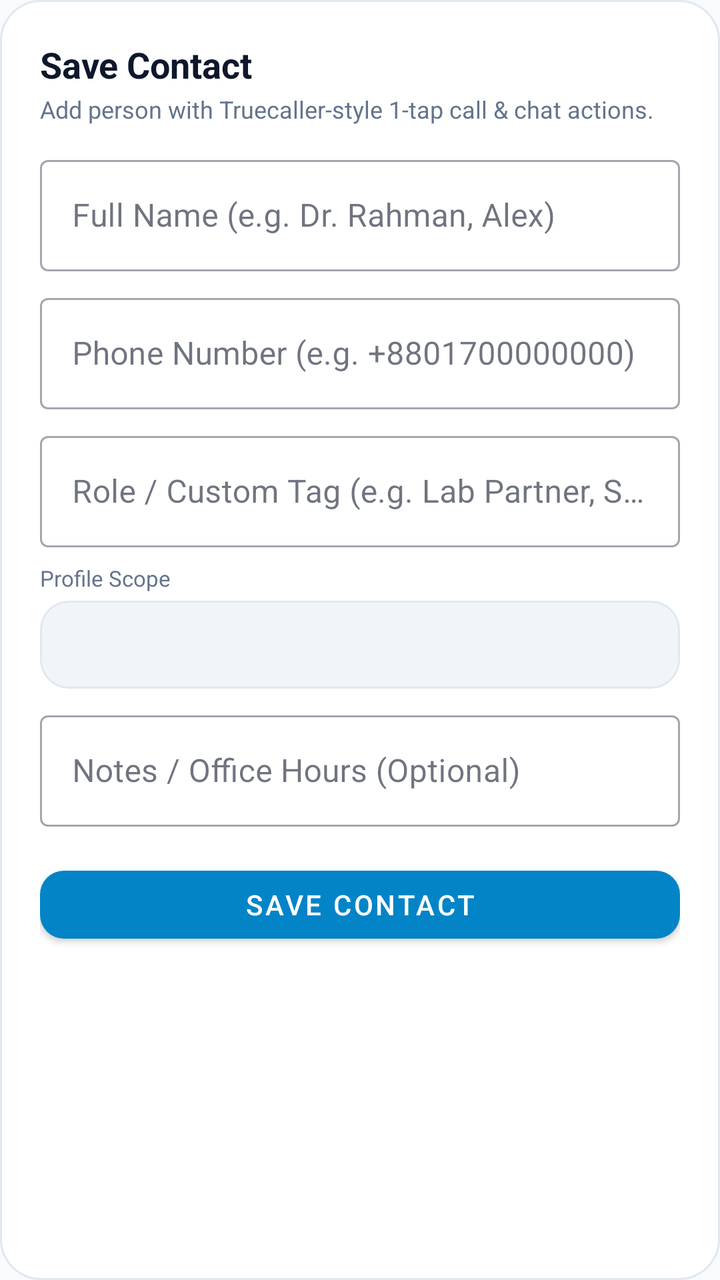
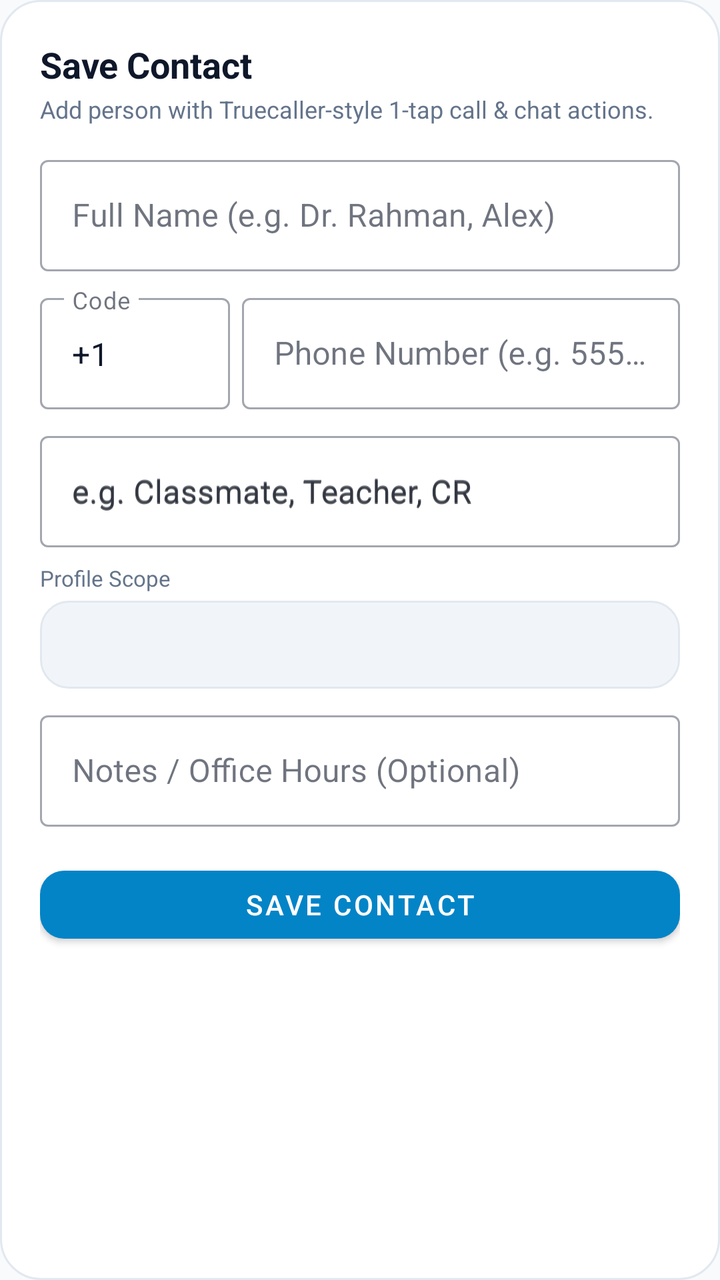

Screens rendered from an Android XML layout before and after an edit, with the pre-edit source and the edit as a unified diff.
<!-- AndroidManifest.xml: application theme Theme.LifeSync -->
<!-- res/layout/dialog_add_contact.xml -->
<?xml version="1.0" encoding="utf-8"?>
<LinearLayout xmlns:android="http://schemas.android.com/apk/res/android"
    xmlns:app="http://schemas.android.com/apk/res-auto"
    android:layout_width="match_parent"
    android:layout_height="wrap_content"
    android:background="@drawable/bg_dialog_glass"
    android:orientation="vertical"
    android:padding="20dp">

    <TextView
        android:layout_width="wrap_content"
        android:layout_height="wrap_content"
        android:text="Save Contact"
        android:textColor="@color/text_primary"
        android:textSize="18sp"
        android:textStyle="bold" />

    <TextView
        android:layout_width="wrap_content"
        android:layout_height="wrap_content"
        android:layout_marginTop="2dp"
        android:text="Add person with Truecaller-style 1-tap call &amp; chat actions."
        android:textColor="@color/text_secondary"
        android:textSize="12sp" />

    
    <com.google.android.material.textfield.TextInputLayout
        style="@style/Widget.MaterialComponents.TextInputLayout.OutlinedBox"
        android:layout_width="match_parent"
        android:layout_height="wrap_content"
        android:layout_marginTop="12dp"
        android:hint="Full Name (e.g. Dr. Rahman, Alex)">

        <com.google.android.material.textfield.TextInputEditText
            android:id="@+id/etContactName"
            android:layout_width="match_parent"
            android:layout_height="wrap_content" />
    </com.google.android.material.textfield.TextInputLayout>

    
    <com.google.android.material.textfield.TextInputLayout
        style="@style/Widget.MaterialComponents.TextInputLayout.OutlinedBox"
        android:layout_width="match_parent"
        android:layout_height="wrap_content"
        android:layout_marginTop="8dp"
        android:hint="Phone Number (e.g. +8801700000000)">

        <com.google.android.material.textfield.TextInputEditText
            android:id="@+id/etContactPhone"
            android:inputType="phone"
            android:layout_width="match_parent"
            android:layout_height="wrap_content" />
    </com.google.android.material.textfield.TextInputLayout>

    
    <com.google.android.material.textfield.TextInputLayout
        style="@style/Widget.MaterialComponents.TextInputLayout.OutlinedBox"
        android:layout_width="match_parent"
        android:layout_height="wrap_content"
        android:layout_marginTop="8dp"
        android:hint="Role / Custom Tag (e.g. Lab Partner, Senior, Client, CR)">

        <com.google.android.material.textfield.TextInputEditText
            android:id="@+id/etContactRole"
            android:layout_width="match_parent"
            android:layout_height="wrap_content" />
    </com.google.android.material.textfield.TextInputLayout>

    
    <LinearLayout
        android:layout_width="match_parent"
        android:layout_height="wrap_content"
        android:layout_marginTop="8dp"
        android:orientation="vertical">

        <TextView
            android:layout_width="wrap_content"
            android:layout_height="wrap_content"
            android:layout_marginBottom="4dp"
            android:text="Profile Scope"
            android:textColor="@color/text_secondary"
            android:textSize="11sp" />

        <Spinner
            android:id="@+id/spContactScope"
            android:layout_width="match_parent"
            android:layout_height="44dp"
            android:background="@drawable/bg_chip_unselected" />
    </LinearLayout>

    
    <com.google.android.material.textfield.TextInputLayout
        style="@style/Widget.MaterialComponents.TextInputLayout.OutlinedBox"
        android:layout_width="match_parent"
        android:layout_height="wrap_content"
        android:layout_marginTop="8dp"
        android:hint="Notes / Office Hours (Optional)">

        <com.google.android.material.textfield.TextInputEditText
            android:id="@+id/etContactNotes"
            android:layout_width="match_parent"
            android:layout_height="wrap_content" />
    </com.google.android.material.textfield.TextInputLayout>

    <com.google.android.material.button.MaterialButton
        android:id="@+id/btnSaveContact"
        android:layout_width="match_parent"
        android:layout_height="46dp"
        android:layout_marginTop="16dp"
        android:text="Save Contact"
        app:cornerRadius="12dp" />

</LinearLayout>
<!-- resources referenced by this layout -->
<resources>
  <color name="text_primary">#0F172A</color>
  <color name="text_secondary">#64748B</color>
  <!-- drawable bg_chip_unselected (drawable) -->
  <?xml version="1.0" encoding="utf-8"?>
  <shape xmlns:android="http://schemas.android.com/apk/res/android"
      android:shape="rectangle">
      <solid android:color="@color/surface_variant" />
      <corners android:radius="14dp" />
      <stroke
          android:width="1dp"
          android:color="@color/card_stroke" />
  </shape>
  <!-- drawable bg_dialog_glass (drawable) -->
  <?xml version="1.0" encoding="utf-8"?>
  <shape xmlns:android="http://schemas.android.com/apk/res/android"
      android:shape="rectangle">
      <corners android:radius="20dp" />
      <solid android:color="@color/surface" />
      <stroke
          android:width="1dp"
          android:color="@color/card_stroke" />
  </shape>
  <style name="Theme.LifeSync" parent="Theme.MaterialComponents.DayNight.NoActionBar">
          <item name="colorPrimary">@color/primary</item>
          <item name="colorPrimaryVariant">@color/primary_variant</item>
          <item name="colorOnPrimary">@color/on_primary</item>
          <item name="colorSecondary">@color/secondary</item>
          <item name="colorSecondaryVariant">@color/secondary_variant</item>
          <item name="colorOnSecondary">@color/on_secondary</item>
          <item name="colorSurface">@color/surface</item>
          <item name="colorOnSurface">@color/text_primary</item>
          <item name="colorOnBackground">@color/text_primary</item>
          <item name="colorOnSurfaceVariant">@color/text_secondary</item>
          <item name="android:colorBackground">@color/background</item>
          <item name="android:windowBackground">@color/background</item>
          <item name="android:textColorPrimary">@color/text_primary</item>
          <item name="android:textColorSecondary">@color/text_secondary</item>
          <item name="android:statusBarColor">@color/background</item>
          <item name="android:windowLightStatusBar">true</item>
          <item name="android:navigationBarColor">@color/background</item>
          <item name="materialCardViewStyle">@style/CardElevationRounded</item>
          <item name="android:textViewStyle">@style/DuoRhythmTextView</item>
          <item name="android:editTextStyle">@style/DuoRhythmEditText</item>
          <item name="editTextStyle">@style/DuoRhythmEditText</item>
      </style>
  <color name="surface_variant">#F1F5F9</color>
  <color name="card_stroke">#E2E8F0</color>
  <color name="surface">#FFFFFF</color>
  <color name="primary">#0284C7</color>
  <color name="primary_variant">#0369A1</color>
  <color name="on_primary">#FFFFFF</color>
  <color name="secondary">#7C3AED</color>
  <color name="secondary_variant">#6D28D9</color>
  <color name="on_secondary">#FFFFFF</color>
  <color name="background">#F8FAFC</color>
  <style name="CardElevationRounded" parent="Widget.MaterialComponents.CardView">
          <item name="cardCornerRadius">22dp</item>
          <item name="cardElevation">2dp</item>
          <item name="strokeWidth">1dp</item>
          <item name="strokeColor">@color/card_stroke</item>
          <item name="cardBackgroundColor">@color/surface_card</item>
      </style>
  <style name="DuoRhythmTextView" parent="android:Widget.TextView">
          <item name="android:lineSpacingExtra">2dp</item>
          <item name="android:fontFamily">sans-serif</item>
          <item name="android:includeFontPadding">true</item>
      </style>
  <style name="DuoRhythmEditText" parent="android:Widget.EditText">
          <item name="android:lineSpacingExtra">2dp</item>
          <item name="android:fontFamily">sans-serif</item>
          <item name="android:includeFontPadding">true</item>
          <item name="android:textColor">@color/text_primary</item>
          <item name="android:textColorHint">@color/text_secondary</item>
      </style>
  <color name="surface_card">#FFFFFF</color>
</resources>

<!-- the commit's change to res/layout/dialog_add_contact.xml (unified diff, before → after) -->
@@ -38,19 +38,43 @@
     </com.google.android.material.textfield.TextInputLayout>
 
     
-    <com.google.android.material.textfield.TextInputLayout
-        style="@style/Widget.MaterialComponents.TextInputLayout.OutlinedBox"
+    <LinearLayout
         android:layout_width="match_parent"
         android:layout_height="wrap_content"
         android:layout_marginTop="8dp"
-        android:hint="Phone Number (e.g. +8801700000000)">
+        android:gravity="center_vertical"
+        android:orientation="horizontal">
 
-        <com.google.android.material.textfield.TextInputEditText
-            android:id="@+id/etContactPhone"
-            android:inputType="phone"
-            android:layout_width="match_parent"
-            android:layout_height="wrap_content" />
-    </com.google.android.material.textfield.TextInputLayout>
+        <com.google.android.material.textfield.TextInputLayout
+            android:id="@+id/tilContactCountryCode"
+            style="@style/Widget.MaterialComponents.TextInputLayout.OutlinedBox"
+            android:layout_width="95dp"
+            android:layout_height="wrap_content"
+            android:layout_marginEnd="6dp"
+            android:hint="Code">
+
+            <com.google.android.material.textfield.TextInputEditText
+                android:id="@+id/etContactCountryCode"
+                android:layout_width="match_parent"
+                android:layout_height="wrap_content"
+                android:inputType="phone"
+                android:text="+1" />
+        </com.google.android.material.textfield.TextInputLayout>
+
+        <com.google.android.material.textfield.TextInputLayout
+            style="@style/Widget.MaterialComponents.TextInputLayout.OutlinedBox"
+            android:layout_width="0dp"
+            android:layout_height="wrap_content"
+            android:layout_weight="1"
+            android:hint="Phone Number (e.g. 555 123 4567)">
+
+            <com.google.android.material.textfield.TextInputEditText
+                android:id="@+id/etContactPhone"
+                android:inputType="phone"
+                android:layout_width="match_parent"
+                android:layout_height="wrap_content" />
+        </com.google.android.material.textfield.TextInputLayout>
+    </LinearLayout>
 
     
     <com.google.android.material.textfield.TextInputLayout
@@ -58,12 +82,13 @@
         android:layout_width="match_parent"
         android:layout_height="wrap_content"
         android:layout_marginTop="8dp"
-        android:hint="Role / Custom Tag (e.g. Lab Partner, Senior, Client, CR)">
+        android:hint="e.g. Classmate, Teacher, CR">
 
         <com.google.android.material.textfield.TextInputEditText
             android:id="@+id/etContactRole"
             android:layout_width="match_parent"
-            android:layout_height="wrap_content" />
+            android:layout_height="wrap_content"
+            android:hint="e.g. Classmate, Teacher, CR" />
     </com.google.android.material.textfield.TextInputLayout>
 
     
